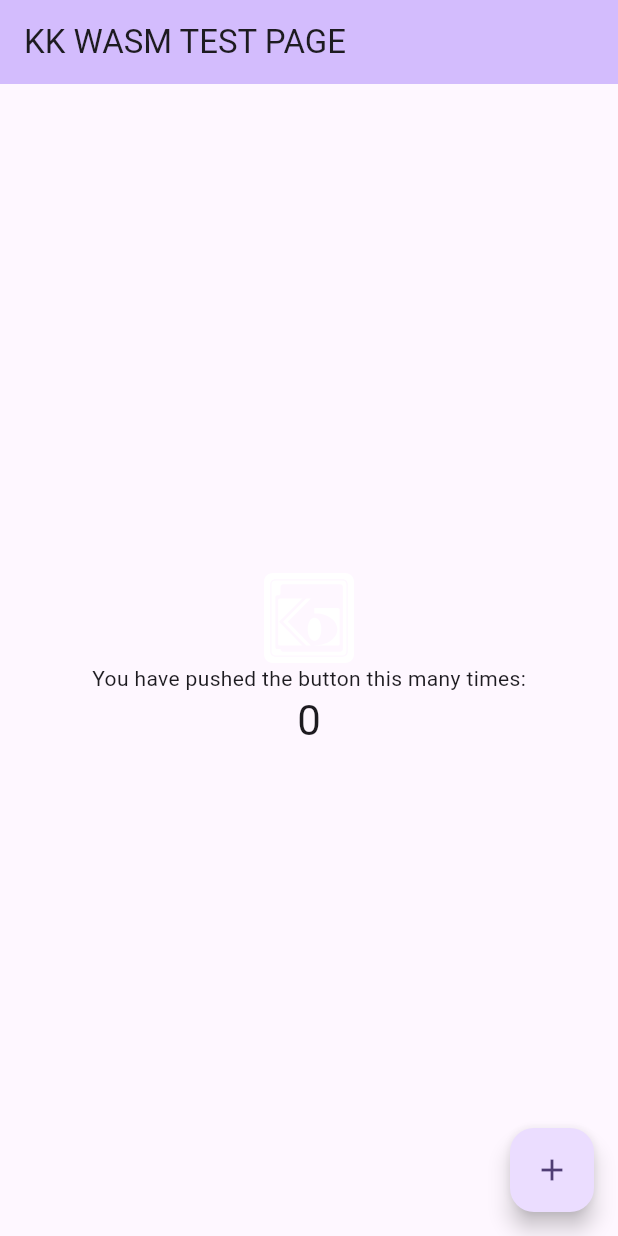
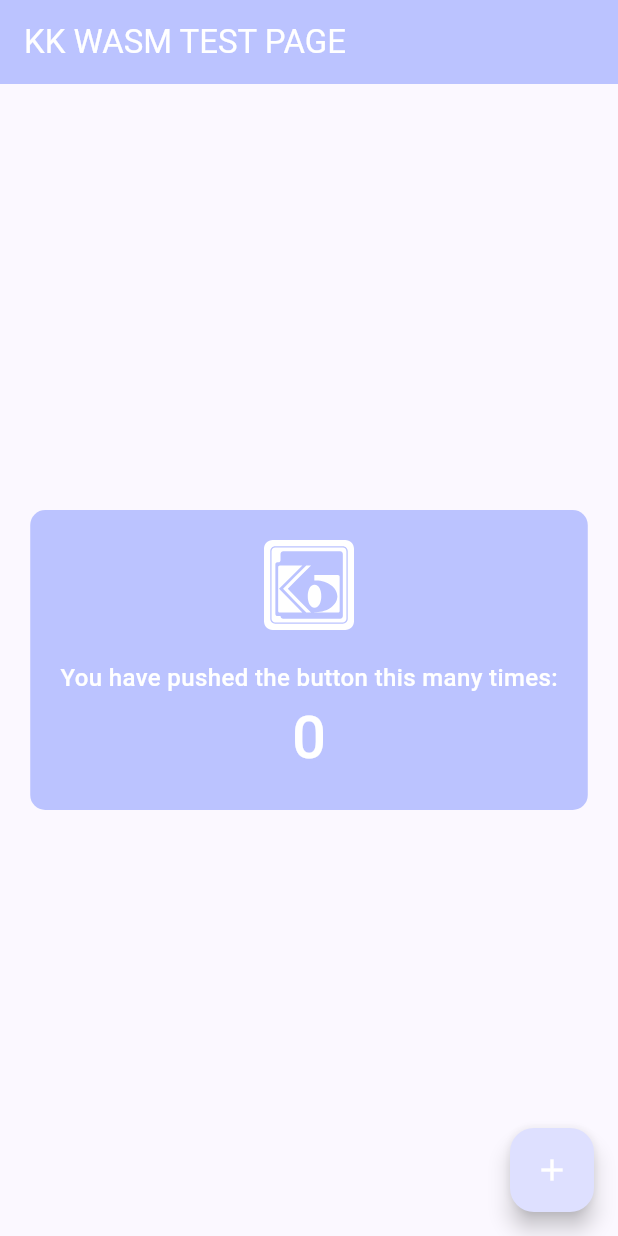
Before and after one commit to PeachyCad/kk_wasm_test, a Flutter app: the screen it shows after launch, on a phone screen of 412 x 824 dp. Run offline on Flutter 3.47's test engine with Material 3 defaults, Android fonts, the phone set to English and light mode, and no system bars; our stand-ins replace flutter_svg.

Commit message:
Change content on test page

```diff
--- a/lib/main.dart
+++ b/lib/main.dart
@@ -7,7 +7,6 @@ void main() {
 
 class MyApp extends StatelessWidget {
   const MyApp({super.key});
-
   // This widget is the root of your application.
   @override
   Widget build(BuildContext context) {
@@ -29,7 +28,7 @@ class MyApp extends StatelessWidget {
         //
         // This works for code too, not just values: Most code changes can be
         // tested with just a hot reload.
-        colorScheme: ColorScheme.fromSeed(seedColor: Colors.deepPurple),
+        colorScheme: ColorScheme.fromSeed(seedColor: Color(0xFF354BCA)),
       ),
       home: const MyHomePage(title: 'KK WASM TEST PAGE'),
     );
@@ -38,25 +37,20 @@ class MyApp extends StatelessWidget {
 
 class MyHomePage extends StatefulWidget {
   const MyHomePage({super.key, required this.title});
-
   // This widget is the home page of your application. It is stateful, meaning
   // that it has a State object (defined below) that contains fields that affect
   // how it looks.
-
   // This class is the configuration for the state. It holds the values (in this
   // case the title) provided by the parent (in this case the App widget) and
   // used by the build method of the State. Fields in a Widget subclass are
   // always marked "final".
-
   final String title;
-
   @override
   State<MyHomePage> createState() => _MyHomePageState();
 }
 
 class _MyHomePageState extends State<MyHomePage> {
   int _counter = 0;
-
   void _incrementCounter() {
     setState(() {
       // This call to setState tells the Flutter framework that something has
@@ -84,14 +78,22 @@ class _MyHomePageState extends State<MyHomePage> {
         backgroundColor: Theme.of(context).colorScheme.inversePrimary,
         // Here we take the value from the MyHomePage object that was created by
         // the App.build method, and use it to set our appbar title.
-        title: Text(widget.title),
+        title: Text(widget.title, style: TextStyle(color: Colors.white)),
       ),
       body: Center(
         // Center is a layout widget. It takes a single child and positions it
         // in the middle of the parent.
+        child: Container(
+          padding: const EdgeInsets.all(20),
+          decoration: BoxDecoration(
+            color: Theme.of(context).colorScheme.inversePrimary,
+            borderRadius: BorderRadius.circular(10),
+          ),
           child: Column(
+            mainAxisSize: MainAxisSize.min,
             // Column is also a layout widget. It takes a list of children and
             // arranges them vertically. By default, it sizes itself to fit its
+
             // children horizontally, and tries to be as tall as its parent.
             //
             // Column has various properties to control how it sizes itself and
@@ -110,18 +112,31 @@ class _MyHomePageState extends State<MyHomePage> {
                 height: 60,
                 width: 60,
               ),
-            const Text('You have pushed the button this many times:'),
+              const SizedBox(height: 20),
+              const Text(
+                'You have pushed the button this many times:',
+                style: TextStyle(
+                  color: Colors.white,
+                  fontSize: 16,
+                  fontWeight: FontWeight.w500,
+                ),
+              ),
               Text(
                 '$_counter',
-              style: Theme.of(context).textTheme.headlineMedium,
+                style: TextStyle(
+                  color: Colors.white,
+                  fontSize: 40,
+                  fontWeight: FontWeight.w500,
+                ),
               ),
             ],
+          ),
         ),
       ),
       floatingActionButton: FloatingActionButton(
         onPressed: _incrementCounter,
         tooltip: 'Increment',
-        child: const Icon(Icons.add),
+        child: const Icon(Icons.add, color: Colors.white),
       ), // This trailing comma makes auto-formatting nicer for build methods.
     );
   }
```
Lines whose indentation alone changed are shown as unchanged.
